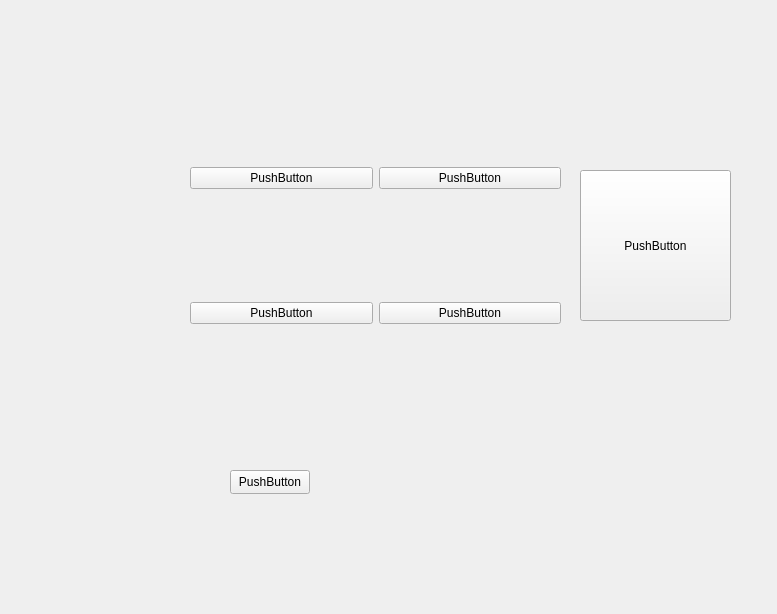
First picture: the form in Chess (C++)/Chess/chess.ui, repository leeyanleryan/Board-Games, before the edit.
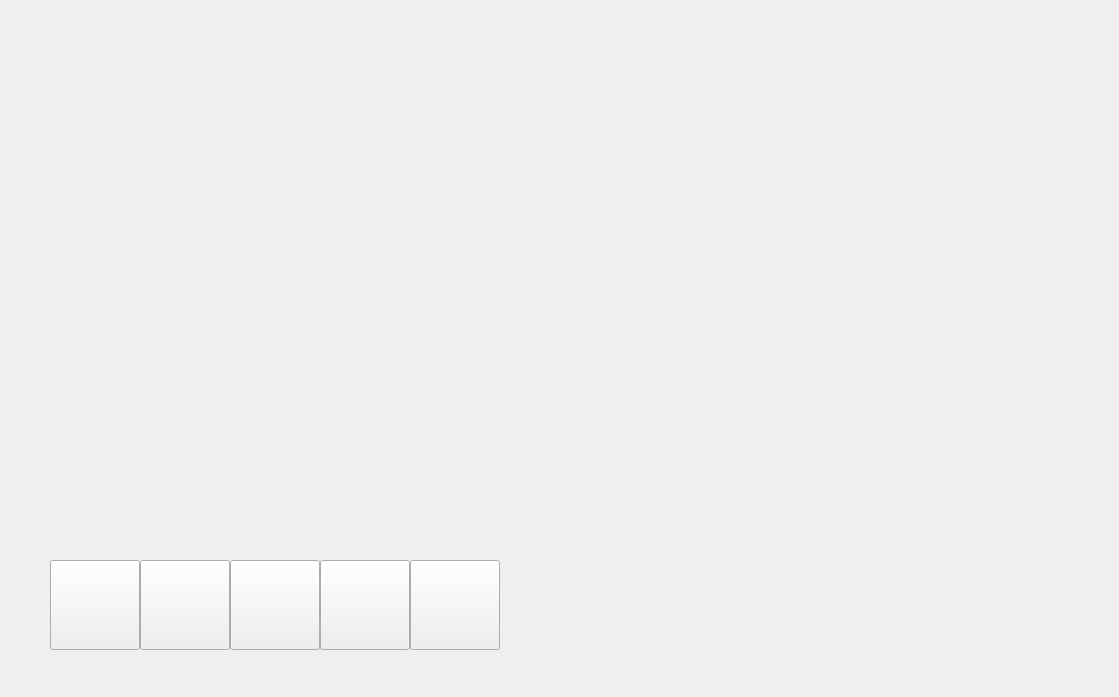
Second picture: the form after the edit. The open tabs and pages were chosen to show the change.

The edit to the form file:
```diff
--- a/Chess (C++)/Chess/chess.ui
+++ b/Chess (C++)/Chess/chess.ui
@@ -6,8 +6,8 @@
    <rect>
     <x>0</x>
     <y>0</y>
-    <width>777</width>
-    <height>614</height>
+    <width>1119</width>
+    <height>697</height>
    </rect>
   </property>
   <property name="windowTitle">
@@ -17,10 +17,10 @@
    <widget class="QStackedWidget" name="stackedWidget">
     <property name="geometry">
      <rect>
-      <x>10</x>
+      <x>770</x>
       <y>10</y>
-      <width>751</width>
-      <height>591</height>
+      <width>341</width>
+      <height>681</height>
      </rect>
     </property>
     <property name="currentIndex">
@@ -28,77 +28,75 @@
     </property>
     <widget class="QWidget" name="MainMenu"/>
     <widget class="QWidget" name="PlayerSetup"/>
-    <widget class="QWidget" name="ChessGame">
-     <widget class="QWidget" name="gridLayoutWidget">
-      <property name="geometry">
-       <rect>
-        <x>180</x>
-        <y>50</y>
-        <width>371</width>
-        <height>371</height>
-       </rect>
-      </property>
-      <layout class="QGridLayout" name="gridLayout">
-       <item row="0" column="1">
-        <widget class="QPushButton" name="pushButton_2">
-         <property name="text">
-          <string>PushButton</string>
-         </property>
-        </widget>
-       </item>
-       <item row="0" column="0">
-        <widget class="QPushButton" name="pushButton_1">
-         <property name="layoutDirection">
-          <enum>Qt::LayoutDirection::LeftToRight</enum>
-         </property>
-         <property name="text">
-          <string>PushButton</string>
-         </property>
-        </widget>
-       </item>
-       <item row="1" column="0">
-        <widget class="QPushButton" name="pushButton_3">
-         <property name="text">
-          <string>PushButton</string>
-         </property>
-        </widget>
-       </item>
-       <item row="1" column="1">
-        <widget class="QPushButton" name="pushButton_4">
-         <property name="text">
-          <string>PushButton</string>
-         </property>
-        </widget>
-       </item>
-      </layout>
-     </widget>
-     <widget class="QPushButton" name="test">
-      <property name="geometry">
-       <rect>
-        <x>220</x>
-        <y>460</y>
-        <width>80</width>
-        <height>24</height>
-       </rect>
-      </property>
-      <property name="text">
-       <string>PushButton</string>
-      </property>
-     </widget>
-     <widget class="QPushButton" name="pushButton_5">
-      <property name="geometry">
-       <rect>
-        <x>570</x>
-        <y>160</y>
-        <width>151</width>
-        <height>151</height>
-       </rect>
-      </property>
-      <property name="text">
-       <string>PushButton</string>
-      </property>
-     </widget>
-    </widget>
+    <widget class="QWidget" name="ChessGame"/>
+   </widget>
+   <widget class="QPushButton" name="pushButton_5">
+    <property name="geometry">
+     <rect>
+      <x>410</x>
+      <y>560</y>
+      <width>90</width>
+      <height>90</height>
+     </rect>
+    </property>
+    <property name="text">
+     <string/>
+    </property>
+   </widget>
+   <widget class="QPushButton" name="pushButton_2">
+    <property name="geometry">
+     <rect>
+      <x>140</x>
+      <y>560</y>
+      <width>90</width>
+      <height>90</height>
+     </rect>
+    </property>
+    <property name="text">
+     <string/>
+    </property>
+   </widget>
+   <widget class="QPushButton" name="pushButton_3">
+    <property name="geometry">
+     <rect>
+      <x>230</x>
+      <y>560</y>
+      <width>90</width>
+      <height>90</height>
+     </rect>
+    </property>
+    <property name="text">
+     <string/>
+    </property>
+   </widget>
+   <widget class="QPushButton" name="pushButton_4">
+    <property name="geometry">
+     <rect>
+      <x>320</x>
+      <y>560</y>
+      <width>90</width>
+      <height>90</height>
+     </rect>
+    </property>
+    <property name="text">
+     <string/>
+    </property>
+   </widget>
+   <widget class="QPushButton" name="pushButton_1">
+    <property name="geometry">
+     <rect>
+      <x>50</x>
+      <y>560</y>
+      <width>90</width>
+      <height>90</height>
+     </rect>
+    </property>
+    <property name="layoutDirection">
+     <enum>Qt::LayoutDirection::LeftToRight</enum>
+    </property>
+    <property name="text">
+     <string/>
+    </property>
    </widget>
   </widget>
  </widget>
```
Left out of the diff: 2 changed lines with no effect on the pictures.
